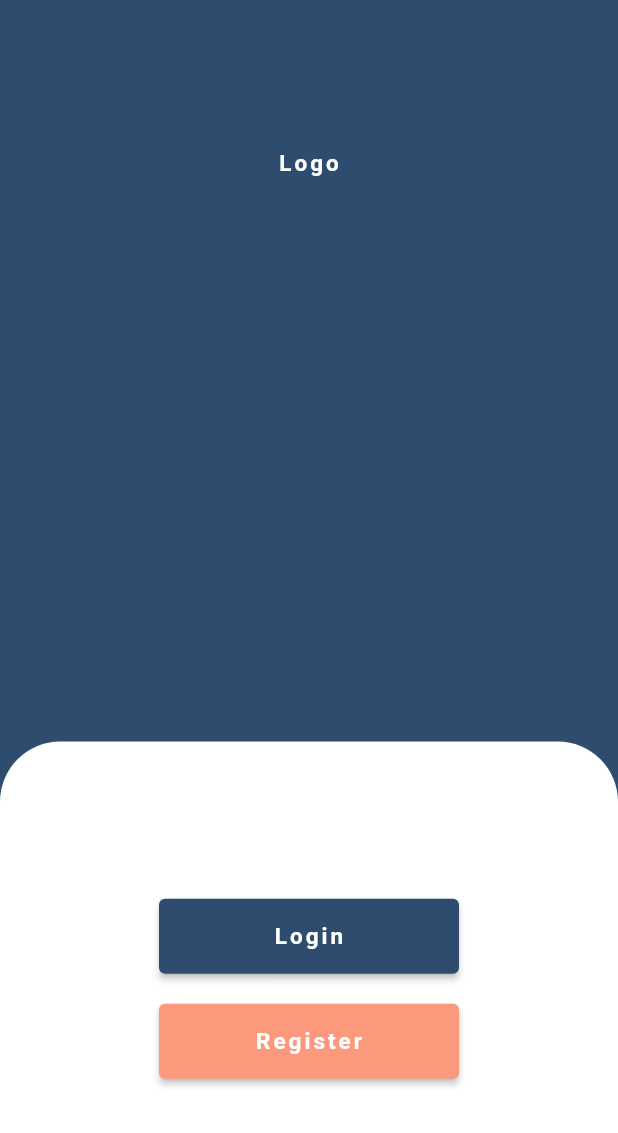
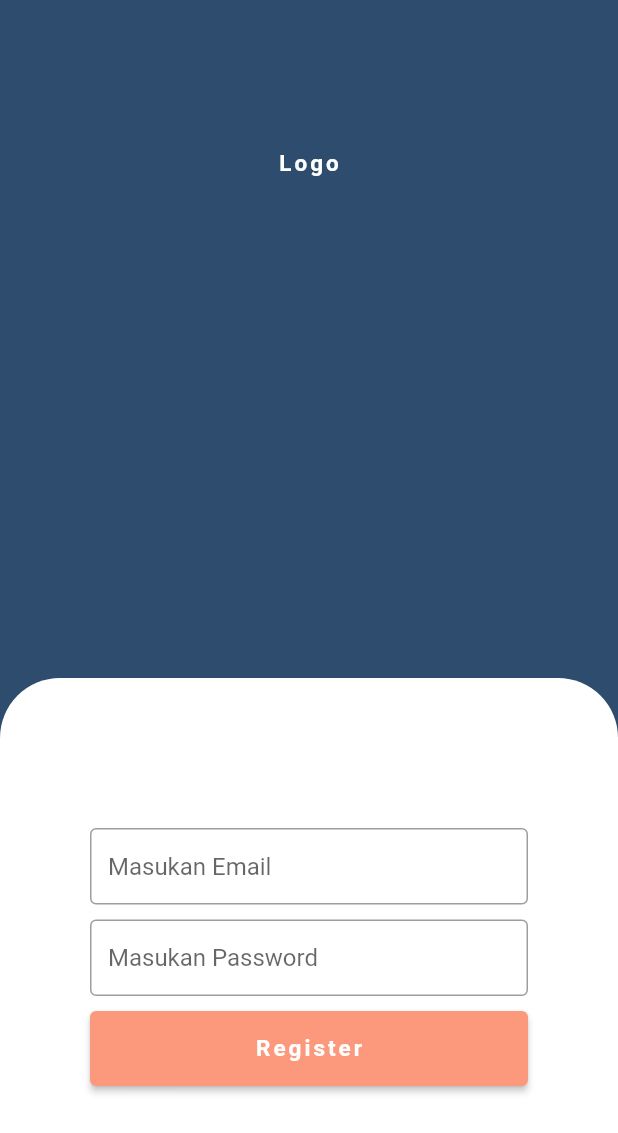
Before and after one commit to kurniawanharry/absensi, a Flutter app: the screen it shows after launch, after a tap on "Register", on a phone screen of 412 x 824 dp. Shown: the top 1133 px of the screen. Run offline on Flutter 3.47's test engine with Material 2 defaults, Android fonts, the phone set to English and light mode, and no system bars.

Commit message:
second commit

```diff
--- /dev/null
+++ b/lib/components/round_textfield.dart
@@ -0,0 +1,29 @@
+import 'package:flutter/material.dart';
+
+import '../constants.dart';
+
+class RoundTextField extends StatelessWidget {
+  RoundTextField(
+      {this.hintText,
+      this.inputType,
+      this.outputValue,
+      this.secureText = false});
+  final TextInputType inputType;
+  final Function outputValue;
+  final bool secureText;
+  final String hintText;
+  @override
+  Widget build(BuildContext context) {
+    return TextField(
+      keyboardType: inputType,
+      obscureText: secureText,
+      onChanged: outputValue,
+      style: TextStyle(
+        color: Colors.black54,
+      ),
+      decoration: kTextFieldDecoration.copyWith(
+        hintText: hintText,
+      ),
+    );
+  }
+}
--- a/lib/constants.dart
+++ b/lib/constants.dart
@@ -14,3 +14,19 @@ const kContainerDecoration = BoxDecoration(
     topRight: Radius.circular(40.0),
   ),
 );
+
+const kTextFieldDecoration = InputDecoration(
+  hintText: 'Enter Values',
+  //contentPadding: EdgeInsets.symmetric(vertical: 10.0, horizontal: 10.0),
+  border: OutlineInputBorder(),
+  isDense: true,
+  //   borderRadius: BorderRadius.all(Radius.circular(20.0)),
+  // ),
+  // focusedBorder: OutlineInputBorder(
+  //   borderSide: BorderSide(color: Colors.lightBlueAccent),
+  // ),
+  // enabledBorder: OutlineInputBorder(
+  //   borderSide: BorderSide(color: Colors.lightBlueAccent),
+  //   //borderRadius: BorderRadius.all(Radius.circular(20.0)),
+  // ),
+);
--- a/lib/main.dart
+++ b/lib/main.dart
@@ -1,3 +1,5 @@
+import 'package:absensi/screens/login_screen.dart';
+import 'package:absensi/screens/registration_screen.dart';
 import 'package:flutter/material.dart';
 import 'screens/welcome_screen.dart';
 
@@ -7,7 +9,12 @@ class Absen extends StatelessWidget {
   @override
   Widget build(BuildContext context) {
     return MaterialApp(
-      home: WelcomeScreen(),
+      initialRoute: WelcomeScreen.id,
+      routes: {
+        WelcomeScreen.id: (context) => WelcomeScreen(),
+        LoginScreen.id: (context) => LoginScreen(),
+        RegistrationScreen.id: (context) => RegistrationScreen(),
+      },
     );
   }
 }
--- /dev/null
+++ b/lib/screens/registration_screen.dart
@@ -0,0 +1,76 @@
+import 'package:absensi/components/round_textfield.dart';
+import 'package:flutter/material.dart';
+import 'package:absensi/constants.dart';
+import 'package:absensi/components/round_button.dart';
+
+class RegistrationScreen extends StatefulWidget {
+  static const String id = '/registration_screen';
+  @override
+  _RegistrationScreenState createState() => _RegistrationScreenState();
+}
+
+class _RegistrationScreenState extends State<RegistrationScreen> {
+  @override
+  Widget build(BuildContext context) {
+    return Scaffold(
+      backgroundColor: Color(0xFF2E4C6D),
+      body: Column(
+        crossAxisAlignment: CrossAxisAlignment.stretch,
+        children: <Widget>[
+          Expanded(
+            flex: 4,
+            child: Container(
+              padding: EdgeInsets.all(100.0),
+              child: Column(
+                children: <Widget>[
+                  Text(
+                    'Logo',
+                    style: kSendButtonTextStyle,
+                  ),
+                ],
+              ),
+            ),
+          ),
+          SingleChildScrollView(
+            child: Expanded(
+              flex: 6,
+              child: Container(
+                decoration: kContainerDecoration,
+                padding: EdgeInsets.only(
+                    left: 60.0, right: 60.0, top: 100.0, bottom: 100.0),
+                child: Column(
+                  crossAxisAlignment: CrossAxisAlignment.stretch,
+                  children: <Widget>[
+                    RoundTextField(
+                      hintText: 'Masukan Email',
+                      inputType: TextInputType.emailAddress,
+                      outputValue: (value) {},
+                    ),
+                    SizedBox(
+                      height: 10.0,
+                    ),
+                    RoundTextField(
+                      hintText: 'Masukan Password',
+                      secureText: true,
+                      outputValue: (value) {},
+                    ),
+                    SizedBox(
+                      height: 10.0,
+                    ),
+                    RoundedButton(
+                      titleButton: 'Register',
+                      colorButton: Color(0xFFFC997C),
+                      pressedButton: () {
+                        //Navigator.pushNamed(context, LoginScreen.id);
+                      },
+                    ),
+                  ],
+                ),
+              ),
+            ),
+          ),
+        ],
+      ),
+    );
+  }
+}
--- a/lib/screens/welcome_screen.dart
+++ b/lib/screens/welcome_screen.dart
@@ -1,8 +1,11 @@
 import 'package:absensi/constants.dart';
+import 'package:absensi/screens/login_screen.dart';
+import 'package:absensi/screens/registration_screen.dart';
 import 'package:flutter/material.dart';
 import 'package:absensi/components/round_button.dart';
 
 class WelcomeScreen extends StatefulWidget {
+  static const String id = '/';
   @override
   _WelcomeScreenState createState() => _WelcomeScreenState();
 }
@@ -18,7 +21,7 @@ class _WelcomeScreenState extends State<WelcomeScreen> {
           Expanded(
             flex: 6,
             child: Container(
-              padding: EdgeInsets.all(100.0),
+              padding: EdgeInsets.all(80.0),
               child: Column(
                 children: <Widget>[
                   Text(
@@ -32,14 +35,18 @@ class _WelcomeScreenState extends State<WelcomeScreen> {
           Expanded(
             flex: 4,
             child: Container(
+              padding: EdgeInsets.only(left: 80.0, right: 80.0),
               decoration: kContainerDecoration,
               child: Column(
+                crossAxisAlignment: CrossAxisAlignment.stretch,
                 mainAxisAlignment: MainAxisAlignment.center,
                 children: <Widget>[
                   RoundedButton(
                     titleButton: 'Login',
                     colorButton: Color(0xFF2E4C6D),
-                    pressedButton: () {},
+                    pressedButton: () {
+                      Navigator.pushNamed(context, LoginScreen.id);
+                    },
                   ),
                   SizedBox(
                     height: 20.0,
@@ -47,7 +54,9 @@ class _WelcomeScreenState extends State<WelcomeScreen> {
                   RoundedButton(
                     titleButton: 'Register',
                     colorButton: Color(0xFFFC997C),
-                    pressedButton: () {},
+                    pressedButton: () {
+                      Navigator.pushNamed(context, RegistrationScreen.id);
+                    },
                   )
                 ],
               ),
```
Also changed, not shown: lib/screens/login_screen.dart (added, +77 -0 lines), lib/screens/home_screen.dart (added).
